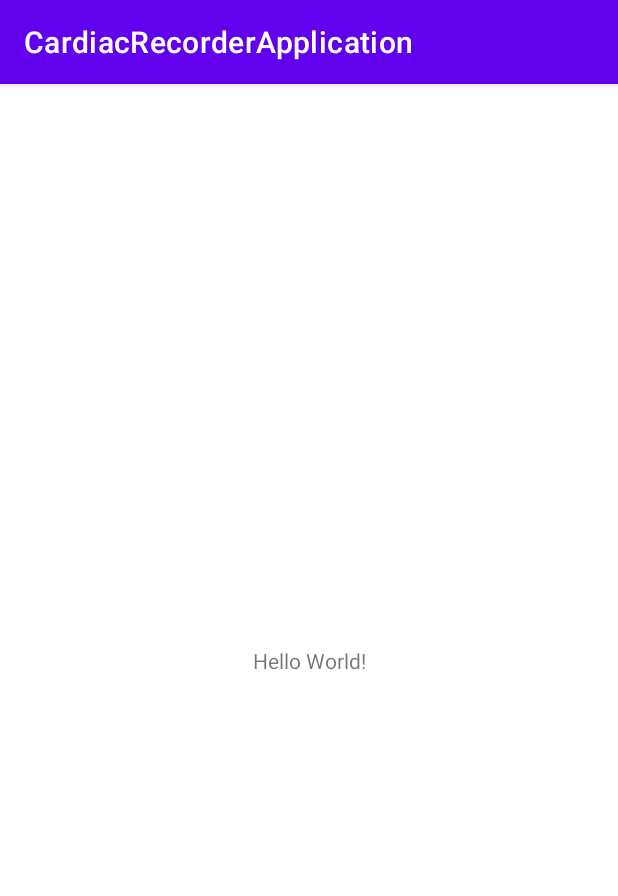
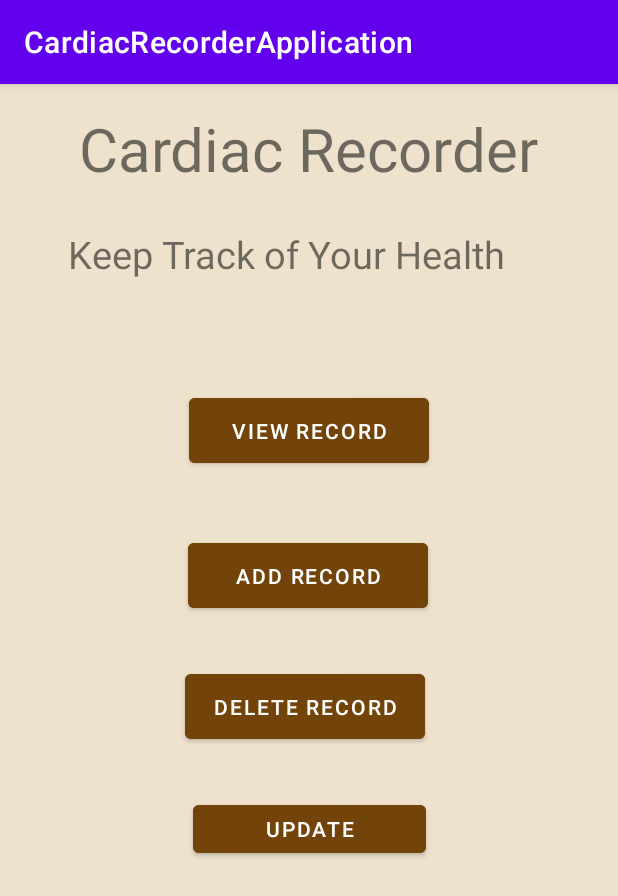
Before and after one commit to 1807033-1807056/CardiacRepo, an Android app: the screen it shows after launch (MainActivity), on a phone screen of 412 x 824 dp. Shown: the top 896 px of the screen. Run offline under Robolectric (Android 15) with nearby library versions, the phone set to English and light mode, and no system bars.

Commit message:
Add, Delete, Update

```diff
--- a/app/src/main/java/com/example/cardiacrecorderapplication/MainActivity.java
+++ b/app/src/main/java/com/example/cardiacrecorderapplication/MainActivity.java
@@ -2,7 +2,13 @@ package com.example.cardiacrecorderapplication;
 
 import androidx.appcompat.app.AppCompatActivity;
 
+import android.content.Intent;
 import android.os.Bundle;
+import android.view.View;
+import android.widget.Button;
+import android.widget.TextView;
+
+import java.util.ArrayList;
 
 public class MainActivity extends AppCompatActivity {
 
@@ -10,5 +16,84 @@ public class MainActivity extends AppCompatActivity {
     protected void onCreate(Bundle savedInstanceState) {
         super.onCreate(savedInstanceState);
         setContentView(R.layout.activity_main);
+
+        Button view;
+        Button add;
+        Button update;
+        Button del;
+
+
+        DatabaseHelper databaseHelper=new DatabaseHelper(getApplicationContext());
+        view=(Button) findViewById(R.id.view_button);
+        add=(Button) findViewById(R.id.add_button);
+        del=findViewById(R.id.Delete_ID);
+        update=findViewById(R.id.update_id);
+
+
+        //DatabaseHelper databaseHelper1=new DatabaseHelper(getApplicationContext());
+
+        ArrayList<Record> arrayList=databaseHelper.fetchAlldata();
+
+        TextView textView=findViewById(R.id.textView);
+        textView.setText("Cardiac Recorder");
+
+        ArrayList<Record> arrayList1 =new ArrayList<>();
+        arrayList1= databaseHelper.fetchAlldata();
+//        textView.setText("The total element on list is "+ arrayList1.size() );
+
+
+        update.setOnClickListener(new View.OnClickListener() {
+            @Override
+            public void onClick(View view) {
+                Intent intent=new Intent(getApplicationContext(), Update_Data.class);
+                startActivity(intent);
+            }
+        });
+
+        view.setOnClickListener(new View.OnClickListener() {
+            @Override
+            public void onClick(View v) {
+
+                SwitchToView(v);
+
+            }
+        });
+
+        add.setOnClickListener(new View.OnClickListener() {
+            @Override
+            public void onClick(View v) {
+                System.out.println(56);
+
+                SwitchToAdd(v);
+            }
+        });
+
+        del.setOnClickListener(new View.OnClickListener() {
+            @Override
+            public void onClick(View view) {
+                Intent intent=new Intent(getApplicationContext(),Delete_Activity.class);
+                startActivity(intent);
+            }
+        });
     }
+
+    private void SwitchToView(View view) {
+        Intent intent=new Intent(MainActivity.this, ViewList.class);
+        startActivity(intent);
+    }
+
+    private void SwitchToAdd(View view) {
+        Intent intent=new Intent(MainActivity.this, AddRecord.class);
+        startActivity(intent);
+    }
+    public int getAllinFo()
+    {
+        DatabaseHelper databaseHelper=new DatabaseHelper(getApplicationContext());
+        ArrayList<Record>arrayList=new ArrayList<>();
+        arrayList=databaseHelper.fetchAlldata();
+        return arrayList.size();
+
+    }
+
+
 }
--- a/app/src/main/res/layout/activity_main.xml
+++ b/app/src/main/res/layout/activity_main.xml
@@ -4,15 +4,106 @@
     xmlns:tools="http://schemas.android.com/tools"
     android:layout_width="match_parent"
     android:layout_height="match_parent"
+    android:background="#C9EADBBF"
     tools:context=".MainActivity">
 
+
+    <Button
+        android:id="@+id/Delete_ID"
+        android:layout_width="160dp"
+        android:layout_height="55dp"
+        android:layout_marginStart="20dp"
+        android:layout_marginTop="32dp"
+        android:layout_marginEnd="20dp"
+        android:backgroundTint="#73440A"
+        android:text="Delete Record"
+        app:layout_constraintEnd_toEndOf="parent"
+        app:layout_constraintHorizontal_bias="0.488"
+        app:layout_constraintStart_toStartOf="parent"
+        app:layout_constraintTop_toBottomOf="@+id/add_button"
+        tools:ignore="MissingConstraints" />
+
     <TextView
+        android:id="@+id/textView"
+
         android:layout_width="wrap_content"
         android:layout_height="wrap_content"
-        android:text="Hello World!"
-        app:layout_constraintBottom_toBottomOf="parent"
+        android:layout_marginTop="16dp"
+        android:text="CradiacRecorder"
+
+        android:backgroundTint="#73440A"
+        android:textSize="40sp"
+        app:layout_constraintEnd_toEndOf="parent"
+        app:layout_constraintHorizontal_bias="0.495"
+        app:layout_constraintStart_toStartOf="parent"
+        app:layout_constraintTop_toTopOf="parent"
+        tools:ignore="MissingConstraints" />
+
+    <TextView
+        android:id="@+id/textView2"
+        android:layout_width="317dp"
+        android:layout_height="37dp"
+        android:layout_marginStart="16dp"
+        android:layout_marginTop="26dp"
+        android:layout_marginEnd="16dp"
+        android:text="Keep Track of Your Health"
+
+        android:textSize="25sp"
+        app:layout_constraintBottom_toTopOf="@+id/view_button"
+        app:layout_constraintEnd_toEndOf="parent"
+        app:layout_constraintHorizontal_bias="0.471"
+        app:layout_constraintStart_toStartOf="parent"
+        app:layout_constraintTop_toBottomOf="@+id/textView"
+        app:layout_constraintVertical_bias="0.0"
+        tools:ignore="MissingConstraints" />
+
+    <Button
+        android:id="@+id/view_button"
+        android:layout_width="160dp"
+        android:layout_height="55dp"
+        android:layout_marginStart="20dp"
+        android:layout_marginTop="169dp"
+        android:layout_marginEnd="20dp"
+        android:layout_marginBottom="83dp"
+        android:backgroundTint="#73440A"
+        android:onClick=" SwitchToView()"
+        android:text="View Record"
+        app:layout_constraintBottom_toTopOf="@+id/add_button"
         app:layout_constraintEnd_toEndOf="parent"
         app:layout_constraintStart_toStartOf="parent"
-        app:layout_constraintTop_toTopOf="parent" />
+        app:layout_constraintTop_toBottomOf="@id/textView"
+        app:layout_constraintVertical_bias="0.464"
+        tools:ignore="MissingConstraints,OnClick" />
+
+    <Button
+        android:id="@+id/add_button"
+        android:layout_width="160dp"
+        android:layout_height="55dp"
+        android:layout_marginStart="20dp"
+        android:layout_marginTop="230dp"
+        android:layout_marginEnd="20dp"
+        android:backgroundTint="#73440A"
+        android:gravity="center"
+        android:onClick=" SwitchToAdd()"
+        android:text="Add Record"
+        app:layout_constraintBottom_toTopOf="@+id/Delete_ID"
+        app:layout_constraintEnd_toEndOf="parent"
+        app:layout_constraintHorizontal_bias="0.497"
+        app:layout_constraintStart_toStartOf="parent"
+        app:layout_constraintTop_toBottomOf="@id/textView"
+        tools:ignore="MissingConstraints,OnClick,UsingOnClickInXml" />
+
+    <Button
+        android:id="@+id/update_id"
+        android:layout_width="155dp"
+        android:layout_height="44dp"
+        android:layout_marginStart="16dp"
+        android:layout_marginTop="32dp"
+        android:layout_marginEnd="16dp"
+        android:text="Update"
+        android:backgroundTint="#73440A"
+        app:layout_constraintEnd_toEndOf="parent"
+        app:layout_constraintStart_toStartOf="parent"
+        app:layout_constraintTop_toBottomOf="@+id/Delete_ID" />
 
 </androidx.constraintlayout.widget.ConstraintLayout>
```
Also changed, not shown: app/src/main/AndroidManifest.xml (+9 -0 lines), app/src/main/java/com/example/cardiacrecorderapplication/AddRecord.java (added, +110 -0 lines), app/src/main/java/com/example/cardiacrecorderapplication/Delete_Activity.java (added, +116 -0 lines), app/src/main/java/com/example/cardiacrecorderapplication/Update_Data.java (added, +68 -0 lines), app/src/main/res/layout/activity_add_record.xml (added, +98 -0 lines), app/src/main/res/layout/activity_delete.xml (added, +9 -0 lines), app/src/main/res/layout/activity_update_data.xml (added, +9 -0 lines).
